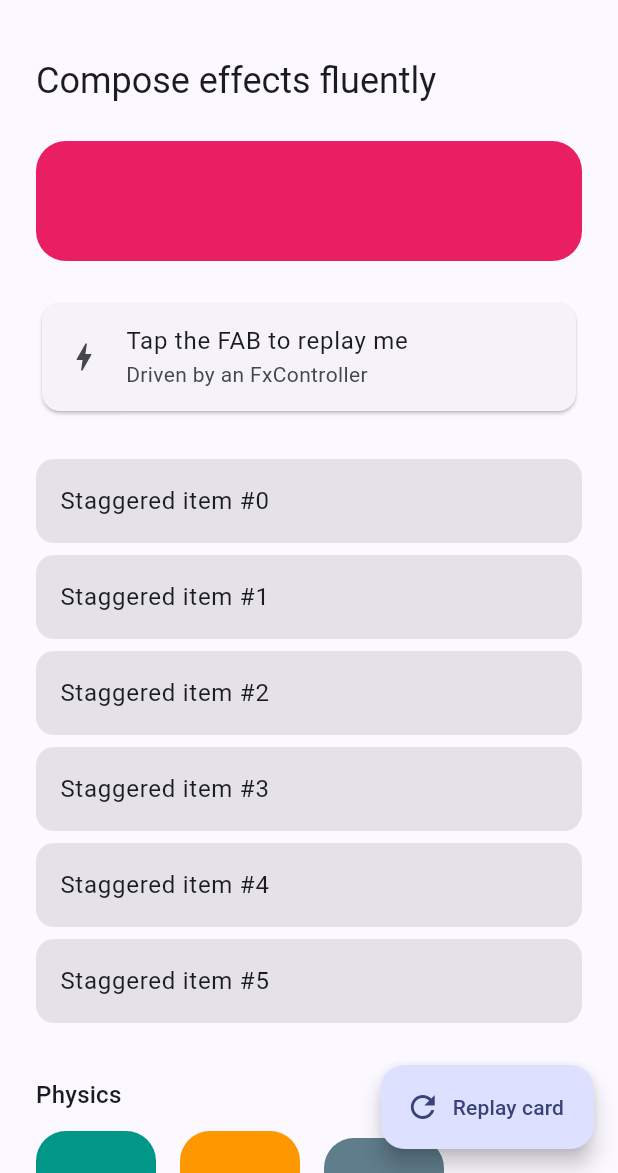
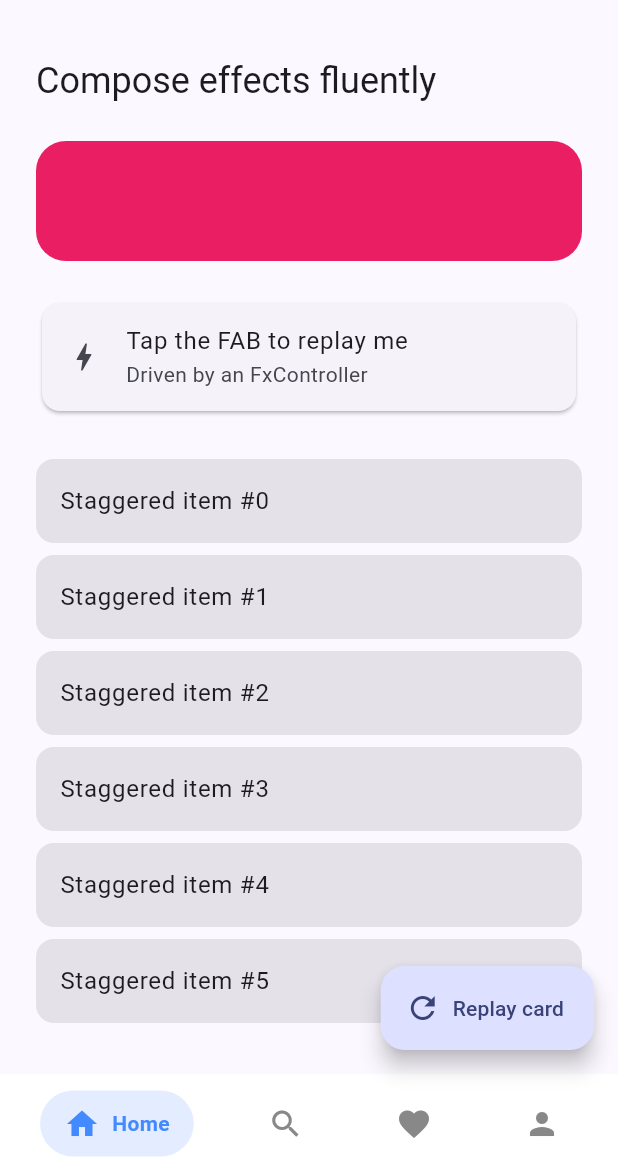
Before and after one commit to m7hamed-dev/save_points_animations, a Flutter app: the screen it shows after launch, on a phone screen of 412 x 824 dp, the part 63-1236 px from its top. Run offline on Flutter 3.47's test engine with Material 3 defaults, Android fonts, the phone set to English and light mode, and no system bars.

Commit message:
Release v0.35.0: Introduced animated bottom navigation bars with three styles: FxPillNavBar, FxCurvedNavBar, and FxNavItem. Updated CHANGELOG and README to document these new features, and modified the example app to showcase the new navigation components. Updated version number in pubspec.yaml and pubspec.lock.

````diff
--- a/example/lib/main.dart
+++ b/example/lib/main.dart
@@ -70,6 +70,16 @@ class _HomeScreenState extends State<HomeScreen> {
         label: const Text('Replay card'),
         icon: const Icon(Icons.refresh),
       ).animate().scale().curve(FxCurves.elastic),
+      bottomNavigationBar: FxPillNavBar(
+        currentIndex: _navIndex,
+        onTap: (i) => setState(() => _navIndex = i),
+        items: const [
+          FxNavItem(icon: Icon(Icons.home), label: 'Home'),
+          FxNavItem(icon: Icon(Icons.search), label: 'Search'),
+          FxNavItem(icon: Icon(Icons.favorite), label: 'Likes'),
+          FxNavItem(icon: Icon(Icons.person), label: 'Profile'),
+        ],
+      ),
       body: ListView(
         controller: _scrollController,
         padding: const EdgeInsets.all(24),
@@ -734,6 +744,18 @@ class _HomeScreenState extends State<HomeScreen> {
               ],
             ),
           ),
+          const SizedBox(height: 12),
+          // Curved nav bar (floating icon over a sliding notch).
+          FxCurvedNavBar(
+            currentIndex: _navIndex,
+            onTap: (i) => setState(() => _navIndex = i),
+            items: const [
+              FxNavItem(icon: Icon(Icons.home), label: 'Home'),
+              FxNavItem(icon: Icon(Icons.search), label: 'Search'),
+              FxNavItem(icon: Icon(Icons.favorite), label: 'Likes'),
+              FxNavItem(icon: Icon(Icons.person), label: 'Profile'),
+            ],
+          ),
 
           const SizedBox(height: 32),
           Text(
--- a/lib/save_points_animations.dart
+++ b/lib/save_points_animations.dart
@@ -70,6 +70,7 @@ export 'src/widgets/fx_circular_text.dart' show FxCircularText;
 export 'src/widgets/fx_color_cycle.dart' show FxColorCycle;
 export 'src/widgets/fx_confetti.dart' show FxConfetti, FxConfettiController;
 export 'src/widgets/fx_countdown.dart' show FxCountdown;
+export 'src/widgets/fx_curved_nav_bar.dart' show FxCurvedNavBar;
 export 'src/widgets/fx_dot_grid.dart' show FxDotGrid;
 export 'src/widgets/fx_expandable.dart' show FxExpandable;
 export 'src/widgets/fx_fireworks.dart' show FxFireworks;
@@ -85,6 +86,7 @@ export 'src/widgets/fx_loaders.dart'
     show FxBarsLoader, FxDotsLoader, FxProgressRing;
 export 'src/widgets/fx_marquee.dart' show FxMarquee;
 export 'src/widgets/fx_morph_icon.dart' show FxMorphIcon;
+export 'src/widgets/fx_nav_item.dart' show FxNavItem;
 export 'src/widgets/fx_neon_text.dart' show FxNeonText;
 export 'src/widgets/fx_odometer.dart' show FxOdometer;
 export 'src/widgets/fx_orbit_loader.dart' show FxOrbitLoader;
@@ -93,6 +95,7 @@ export 'src/widgets/fx_parallax_layers.dart'
     show FxParallaxLayer, FxParallaxLayers;
 export 'src/widgets/fx_particles.dart' show FxParticles;
 export 'src/widgets/fx_pie_chart.dart' show FxPieChart;
+export 'src/widgets/fx_pill_nav_bar.dart' show FxPillNavBar;
 export 'src/widgets/fx_pin_dots.dart' show FxPinDots;
 export 'src/widgets/fx_progress_bar.dart' show FxProgressBar;
 export 'src/widgets/fx_progress_button.dart'
--- /dev/null
+++ b/lib/src/widgets/fx_nav_item.dart
@@ -0,0 +1,13 @@
+import 'package:flutter/widgets.dart';
+
+/// A single destination for the animated bottom nav bars (`FxPillNavBar`,
+/// `FxCurvedNavBar`).
+class FxNavItem {
+  const FxNavItem({required this.icon, required this.label});
+
+  /// The icon widget (e.g. `Icon(Icons.home)`).
+  final Widget icon;
+
+  /// The label shown when the item is selected (pill) or for accessibility.
+  final String label;
+}
--- /dev/null
+++ b/lib/src/widgets/fx_pill_nav_bar.dart
@@ -0,0 +1,99 @@
+import 'package:flutter/widgets.dart';
+import 'package:save_points_animations/src/widgets/fx_nav_item.dart';
+
+/// A bottom nav bar where the selected destination expands into a tinted pill
+/// that reveals its label beside the icon (the "Salomon" style).
+///
+/// ```dart
+/// FxPillNavBar(
+///   items: const [
+///     FxNavItem(icon: Icon(Icons.home), label: 'Home'),
+///     FxNavItem(icon: Icon(Icons.search), label: 'Search'),
+///     FxNavItem(icon: Icon(Icons.person), label: 'Profile'),
+///   ],
+///   currentIndex: _index,
+///   onTap: (i) => setState(() => _index = i),
+/// );
+/// ```
+class FxPillNavBar extends StatelessWidget {
+  const FxPillNavBar({
+    super.key,
+    required this.items,
+    required this.currentIndex,
+    required this.onTap,
+    this.color = const Color(0xFF888888),
+    this.selectedColor = const Color(0xFF448AFF),
+    this.background = const Color(0xFFFFFFFF),
+    this.height = 66,
+    this.duration = const Duration(milliseconds: 300),
+  });
+
+  final List<FxNavItem> items;
+  final int currentIndex;
+  final ValueChanged<int> onTap;
+  final Color color;
+  final Color selectedColor;
+  final Color background;
+  final double height;
+  final Duration duration;
+
+  @override
+  Widget build(BuildContext context) {
+    return Container(
+      height: height,
+      color: background,
+      padding: const EdgeInsets.symmetric(horizontal: 8),
+      child: Row(
+        mainAxisAlignment: MainAxisAlignment.spaceAround,
+        children: [for (var i = 0; i < items.length; i++) _item(i)],
+      ),
+    );
+  }
+
+  Widget _item(int index) {
+    final selected = index == currentIndex;
+    return GestureDetector(
+      behavior: HitTestBehavior.opaque,
+      onTap: () => onTap(index),
+      child: AnimatedContainer(
+        duration: duration,
+        curve: Curves.easeOut,
+        padding: EdgeInsets.symmetric(
+          horizontal: selected ? 16 : 12,
+          vertical: 10,
+        ),
+        decoration: BoxDecoration(
+          color: selected
+              ? selectedColor.withValues(alpha: 0.15)
+              : const Color(0x00000000),
+          borderRadius: BorderRadius.circular(30),
+        ),
+        child: Row(
+          mainAxisSize: MainAxisSize.min,
+          children: [
+            IconTheme.merge(
+              data: IconThemeData(color: selected ? selectedColor : color),
+              child: items[index].icon,
+            ),
+            AnimatedSize(
+              duration: duration,
+              curve: Curves.easeOut,
+              child: selected
+                  ? Padding(
+                      padding: const EdgeInsets.only(left: 8),
+                      child: Text(
+                        items[index].label,
+                        style: TextStyle(
+                          color: selectedColor,
+                          fontWeight: FontWeight.w600,
+                        ),
+                      ),
+                    )
+                  : const SizedBox.shrink(),
+            ),
+          ],
+        ),
+      ),
+    );
+  }
+}
--- a/pubspec.yaml
+++ b/pubspec.yaml
@@ -3,7 +3,7 @@ description: >-
   A fluent, extensible animation framework for Flutter. Animate any widget with
   chainable extension methods, a single-controller engine, timelines, staggered
   lists, theming and reduced-motion support.
-version: 0.34.0
+version: 0.35.0
 homepage: https://github.com/your-org/save_points_animations
 repository: https://github.com/your-org/save_points_animations
 issue_tracker: https://github.com/your-org/save_points_animations/issues
````
Also changed, not shown: lib/src/widgets/fx_curved_nav_bar.dart (added, +150 -0 lines), example/pubspec.lock, 2 other files.
